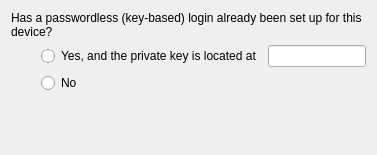
This is src/plugins/qt4projectmanager/qt-maemo/maemodeviceconfigwizardpreviouskeysetupcheckpage.ui in qt-creator/qt-creator as Qt 5 draws it before an edit. The edited form follows.
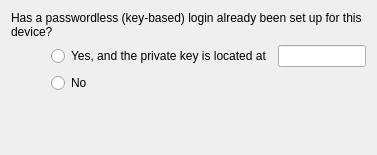
This is the edited form.

Patch:
```diff
--- a/src/plugins/qt4projectmanager/qt-maemo/maemodeviceconfigwizardpreviouskeysetupcheckpage.ui
+++ b/src/plugins/qt4projectmanager/qt-maemo/maemodeviceconfigwizardpreviouskeysetupcheckpage.ui
@@ -31,6 +31,9 @@
        <property name="orientation">
         <enum>Qt::Horizontal</enum>
        </property>
+       <property name="sizeType">
+        <enum>QSizePolicy::Fixed</enum>
+       </property>
        <property name="sizeHint" stdset="0">
         <size>
          <width>40</width>
```
